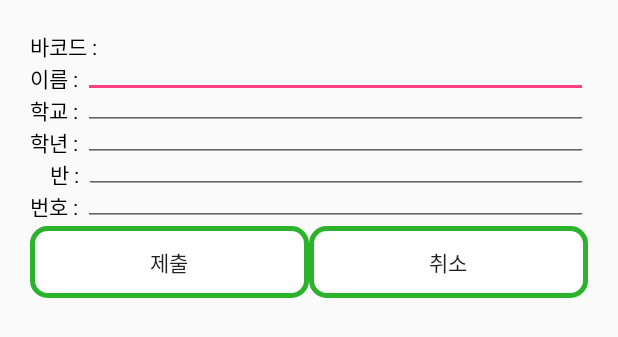
After one commit to ms214/CheongwonPay2.0-Android, an Android app: the layout activity_changeinfo.xml on its own in the app's theme, with its tools: preview values and no code run, on a phone screen of 412 x 824 dp. The commit adds this screen. Shown: the top 337 px of the screen. Run offline under Robolectric (Android 15) with nearby library versions, the phone set to English and light mode, and no system bars.

Commit message:
Edit ChangeActivity.class/ activity_change.xml file name, develop almost Activity

```diff
--- a/app/src/main/AndroidManifest.xml
+++ b/app/src/main/AndroidManifest.xml
@@ -30,7 +30,7 @@
         <activity android:name=".UserMatchingActivity">
         </activity>
 
-        <activity android:name=".ChargeInfoActivity">
+        <activity android:name=".ChangeInfoActivity">
 
         </activity>
 
--- /dev/null
+++ b/app/src/main/res/layout/activity_changeinfo.xml
@@ -0,0 +1,120 @@
+<?xml version="1.0" encoding="utf-8"?>
+<RelativeLayout xmlns:android="http://schemas.android.com/apk/res/android"
+    xmlns:tools="http://schemas.android.com/tools"
+    android:layout_width="match_parent"
+    android:layout_height="match_parent"
+    tools:context="kr.ms214.cheongwonpay20.ChangeInfoActivity"
+    android:orientation="vertical"
+    android:padding="20dp">
+<!--사용자 정보 입력받을 폼-->
+    <TextView
+        android:id="@+id/bartv"
+        android:layout_width="wrap_content"
+        android:layout_height="wrap_content"
+        android:text="바코드 : "
+        android:textColor="#000000"/>
+
+    <TextView
+        android:id="@+id/nametv"
+        android:layout_width="wrap_content"
+        android:layout_height="wrap_content"
+        android:layout_below="@id/bartv"
+        android:text="이름 : "
+        android:textColor="#000000"/>
+
+    <EditText
+        android:id="@+id/nameET"
+        android:inputType="text"
+        android:layout_width="match_parent"
+        android:layout_height="wrap_content"
+        android:layout_toRightOf="@id/nametv"/>
+
+    <TextView
+        android:id="@+id/schooltv"
+        android:layout_width="wrap_content"
+        android:layout_height="wrap_content"
+        android:layout_below="@id/nametv"
+        android:text="학교 : "
+        android:textColor="#000000"/>
+
+    <EditText
+        android:id="@+id/schoolET"
+        android:inputType="text"
+        android:layout_width="match_parent"
+        android:layout_height="wrap_content"
+        android:layout_below="@id/bartv"
+        android:layout_toRightOf="@id/schooltv"/>
+
+    <TextView
+        android:id="@+id/gradetv"
+        android:layout_width="wrap_content"
+        android:layout_height="wrap_content"
+        android:layout_below="@id/schooltv"
+        android:text="학년 : "
+        android:textColor="#000000"/>
+
+    <EditText
+        android:id="@+id/gradeET"
+        android:inputType="number"
+        android:layout_width="match_parent"
+        android:layout_height="wrap_content"
+        android:layout_below="@id/nametv"
+        android:layout_toRightOf="@id/gradetv"/>
+
+    <TextView
+        android:id="@+id/classtv"
+        android:layout_width="wrap_content"
+        android:layout_height="wrap_content"
+        android:layout_below="@id/gradetv"
+        android:text="    반 : "
+        android:textColor="#000000"/>
+
+    <EditText
+        android:id="@+id/classET"
+        android:inputType="number"
+        android:layout_width="match_parent"
+        android:layout_height="wrap_content"
+        android:layout_below="@id/schooltv"
+        android:layout_toRightOf="@id/classtv"/>
+
+    <TextView
+        android:id="@+id/numberTV"
+        android:layout_width="wrap_content"
+        android:layout_height="wrap_content"
+        android:layout_below="@id/classtv"
+        android:text="번호 : "
+        android:textColor="#000000"/>
+
+    <EditText
+        android:id="@+id/numberET"
+        android:inputType="number"
+        android:layout_width="match_parent"
+        android:layout_height="wrap_content"
+        android:layout_below="@id/gradetv"
+        android:layout_toRightOf="@id/numberTV"/>
+
+    <LinearLayout
+        android:layout_width="match_parent"
+        android:layout_height="wrap_content"
+        android:layout_below="@id/numberET"
+        android:orientation="horizontal">
+
+        <Button
+            android:id="@+id/submit"
+            android:layout_width="match_parent"
+            android:layout_height="wrap_content"
+            android:background="@drawable/button_line"
+            android:layout_weight="1"
+            android:text="제출"/>
+
+        <Button
+            android:id="@+id/cancel"
+            android:layout_width="match_parent"
+            android:layout_height="wrap_content"
+            android:background="@drawable/button_line"
+            android:layout_weight="1"
+            android:text="취소"/>
+    </LinearLayout>
+
+
+</RelativeLayout>
```
Also changed, not shown: app/src/main/java/kr/ms214/cheongwonpay20/ChangeInfoActivity.java (renamed from app/src/main/java/kr/ms214/cheongwonpay20/ChargeInfoActivity.java, +15 -11 lines), app/src/main/java/kr/ms214/cheongwonpay20/ChargeActivity.java (+46 -0 lines), app/src/main/java/kr/ms214/cheongwonpay20/MainActivity.java (+3 -16 lines), app/src/main/res/layout/activity_charge.xml (+77 -1 lines), app/src/main/res/layout/activity_chargeinfo.xml (deleted, +0 -10 lines).
